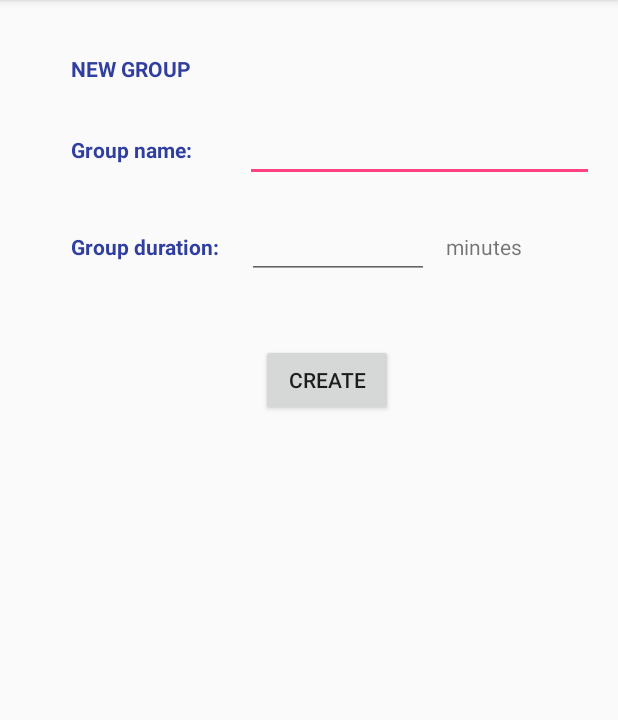
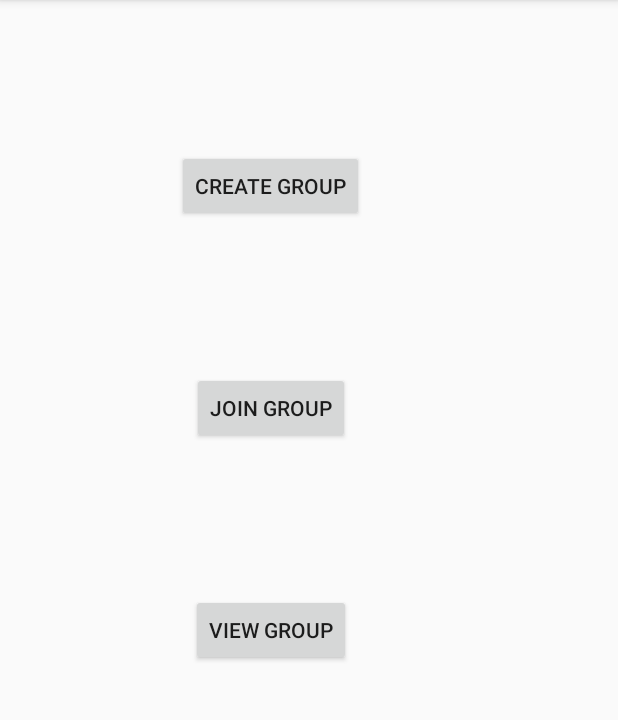
Before and after one commit to asad26/MCC-project, an Android app: the screen it shows after launch once a user with an empty profile is signed in (CreateGroup before the commit, GroupManagement after it), after a tap on an icon or button, on a phone screen of 412 x 824 dp, the part 84-804 px from its top. Run offline under Robolectric (Android 15) with nearby library versions, the phone set to English and light mode, and no system bars; our stand-ins replace Firebase (no records; nobody signed in at launch, a user with empty details on screens opened directly); 2 statements that could not run were skipped.

Commit message:
Group management activity shells and some code added

```diff
--- a/frontend/PhotoOrganizer/app/src/main/java/com/aalto/asad/photoorganizer/GridActivity.java
+++ b/frontend/PhotoOrganizer/app/src/main/java/com/aalto/asad/photoorganizer/GridActivity.java
@@ -77,7 +77,7 @@ public class GridActivity extends AppCompatActivity {
         groupManagement.setOnClickListener(new View.OnClickListener() {
             @Override
             public void onClick(View v) {
-                Intent intent = new Intent(getApplicationContext(), CreateGroup.class);
+                Intent intent = new Intent(getApplicationContext(), GroupManagement.class);
                 startActivity(intent);
             }
         });
--- /dev/null
+++ b/frontend/PhotoOrganizer/app/src/main/java/com/aalto/asad/photoorganizer/GroupManagement.java
@@ -0,0 +1,35 @@
+package com.aalto.asad.photoorganizer;
+
+import android.content.Intent;
+import android.support.v7.app.AppCompatActivity;
+import android.os.Bundle;
+import android.view.View;
+import android.widget.Button;
+
+public class GroupManagement extends AppCompatActivity {
+
+    private Button createGroupButton;
+    private Button joinGroupButton;
+
+    @Override
+    protected void onCreate(Bundle savedInstanceState) {
+        super.onCreate(savedInstanceState);
+        setContentView(R.layout.activity_group_management);
+        createGroupButton = findViewById(R.id.createGroupButton);
+        joinGroupButton = findViewById(R.id.joinGroupButton);
+        createGroupButton.setOnClickListener(new View.OnClickListener() {
+            @Override
+            public void onClick(View view) {
+                Intent intent = new Intent(GroupManagement.this, CreateGroup.class);
+                startActivity(intent);
+            }
+        });
+        joinGroupButton.setOnClickListener(new View.OnClickListener() {
+            @Override
+            public void onClick(View view) {
+                Intent intent = new Intent(GroupManagement.this, JoinGroup.class);
+                startActivity(intent);
+            }
+        });
+    }
+}
--- a/frontend/PhotoOrganizer/app/src/main/java/com/aalto/asad/photoorganizer/User.java
+++ b/frontend/PhotoOrganizer/app/src/main/java/com/aalto/asad/photoorganizer/User.java
@@ -8,6 +8,7 @@ public class User {
 
     public String userName;
     public String email;
+    public String groupID;
 
     public User() {
         // Default constructor required for calls to DataSnapshot.getValue(User.class)
@@ -16,6 +17,7 @@ public class User {
     public User(String username, String email) {
         this.userName = username;
         this.email = email;
+        this.groupID = null;
     }
 
     public String getUserName() {
@@ -25,4 +27,6 @@ public class User {
     public String getEmail() {
         return this.email;
     }
+
+    public String getGroupID() { return this.groupID; }
 }
--- /dev/null
+++ b/frontend/PhotoOrganizer/app/src/main/res/layout/activity_group_management.xml
@@ -0,0 +1,38 @@
+<?xml version="1.0" encoding="utf-8"?>
+<android.support.constraint.ConstraintLayout xmlns:android="http://schemas.android.com/apk/res/android"
+    xmlns:app="http://schemas.android.com/apk/res-auto"
+    xmlns:tools="http://schemas.android.com/tools"
+    android:layout_width="match_parent"
+    android:layout_height="match_parent"
+    tools:context="com.aalto.asad.photoorganizer.GroupManagement">
+
+    <Button
+        android:id="@+id/createGroupButton"
+        android:layout_width="wrap_content"
+        android:layout_height="wrap_content"
+        android:layout_marginStart="118dp"
+        android:layout_marginTop="100dp"
+        android:text="Create Group"
+        app:layout_constraintStart_toStartOf="parent"
+        app:layout_constraintTop_toTopOf="parent" />
+
+    <Button
+        android:id="@+id/joinGroupButton"
+        android:layout_width="wrap_content"
+        android:layout_height="wrap_content"
+        android:layout_marginStart="128dp"
+        android:layout_marginTop="100dp"
+        android:text="Join group"
+        app:layout_constraintStart_toStartOf="parent"
+        app:layout_constraintTop_toBottomOf="@+id/createGroupButton" />
+
+    <Button
+        android:id="@+id/viewGroupButton"
+        android:layout_width="wrap_content"
+        android:layout_height="wrap_content"
+        android:layout_marginStart="127dp"
+        android:layout_marginTop="100dp"
+        android:text="View Group"
+        app:layout_constraintStart_toStartOf="parent"
+        app:layout_constraintTop_toBottomOf="@+id/joinGroupButton" />
+</android.support.constraint.ConstraintLayout>
```
Also changed, not shown: frontend/PhotoOrganizer/app/src/main/AndroidManifest.xml (+9 -1 lines), frontend/PhotoOrganizer/app/src/main/java/com/aalto/asad/photoorganizer/AddUserActivity.java (added, +13 -0 lines), frontend/PhotoOrganizer/app/src/main/java/com/aalto/asad/photoorganizer/CreateGroup.java (+53 -0 lines), frontend/PhotoOrganizer/app/src/main/java/com/aalto/asad/photoorganizer/JoinGroup.java (added, +13 -0 lines), frontend/PhotoOrganizer/app/src/main/java/com/aalto/asad/photoorganizer/ViewGroup.java (added, +63 -0 lines), frontend/PhotoOrganizer/app/src/main/res/layout/activity_add_user.xml (added, +9 -0 lines), frontend/PhotoOrganizer/app/src/main/res/layout/activity_join_group.xml (added, +16 -0 lines), frontend/PhotoOrganizer/app/src/main/res/layout/activity_view_group.xml (added, +70 -0 lines).
